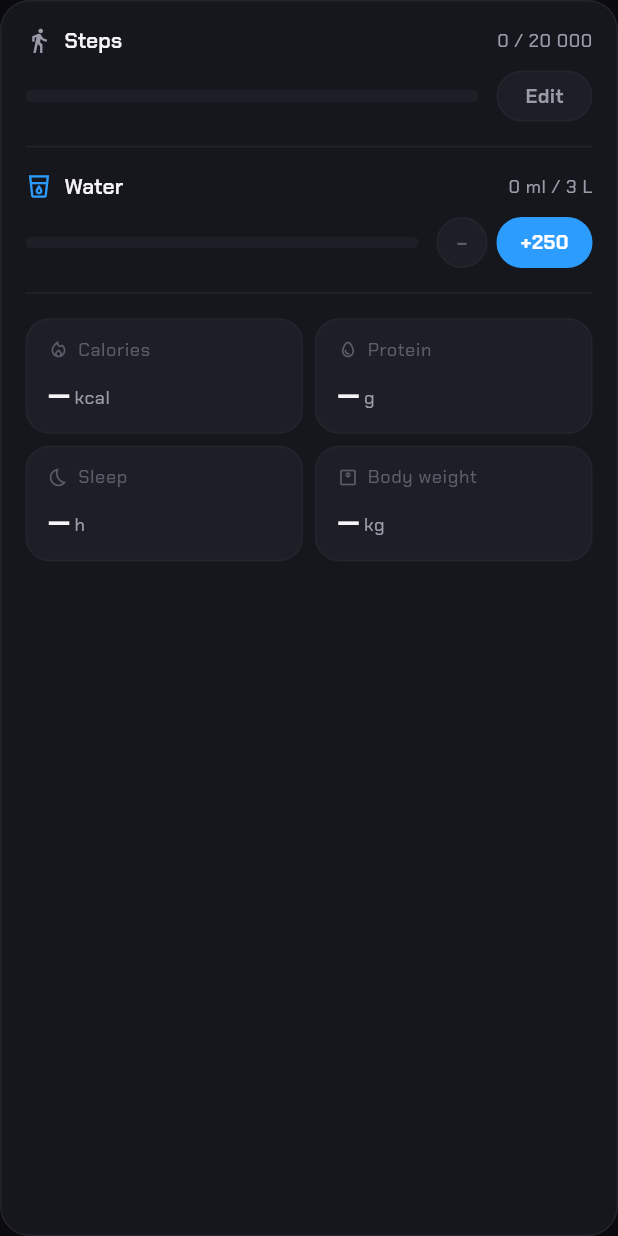
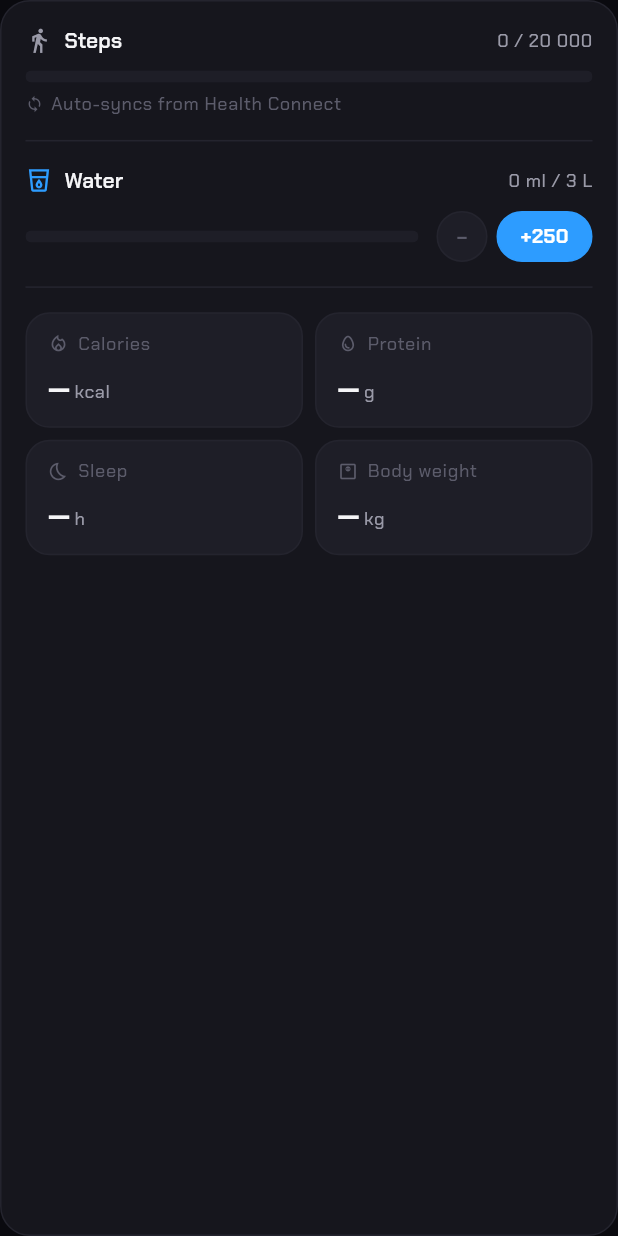
Before and after one commit to ImranJeferly/ironlog, a Flutter app: the DailyMetricsCard widget shown alone on an empty page, opened directly, on a phone screen of 412 x 824 dp. Run offline on Flutter 3.47's test engine with Material 3 defaults, Android fonts, the phone set to English and light mode, and no system bars; our stand-ins replace cloud_firestore, connectivity_plus, drift, drift_flutter, firebase_auth, firebase_core and 8 more; missing offline and left inert: health; accounts and stored records are empty; generated files the repository leaves out were written again; network calls fail.

Commit message:
Make steps read-only: sync-only from Health Connect, no manual entry
Steps must always reflect the device's health store, so remove the
manual "Edit steps" affordance and the setSteps repository method — the
count can only come from Health Connect (Samsung Health / Fit) via
mergeFromHealth. Show a "Synced from Health Connect" caption and a
full-width progress bar toward the goal.

Also request Health permission and pull today's data immediately when
Health is toggled on in Settings, so syncing starts without waiting for
the next launch (auto-sync on launch/resume already lives in AppShell).

Co-Authored-By: Claude Opus 4.8 <noreply@anthropic.com>
Claude-Session: https://claude.ai/code/session_0128VVqX2LjZ82YCP7B53TQw

```diff
--- a/lib/app/providers.dart
+++ b/lib/app/providers.dart
@@ -95,7 +95,17 @@ class SettingsController extends Notifier<AppSettings> {
 
   Future<void> setSyncEnabled(bool on) => _repo.setSyncEnabled(on);
 
-  Future<void> setHealthEnabled(bool on) => _repo.setHealthEnabled(on);
+  Future<void> setHealthEnabled(bool on) async {
+    await _repo.setHealthEnabled(on);
+    // Turning Health on should immediately connect and pull today's numbers,
+    // so steps start syncing without waiting for the next app launch.
+    if (on) {
+      final health = ref.read(healthServiceProvider);
+      if (await health.requestPermissions()) {
+        await health.syncToday();
+      }
+    }
+  }
 
   Future<void> setStepGoal(int steps) => _repo.setStepGoal(steps);
 
--- a/lib/data/repositories/metrics_repository.dart
+++ b/lib/data/repositories/metrics_repository.dart
@@ -82,8 +82,9 @@ class MetricsRepository {
   Future<void> setSleep(DateTime date, double? hours) =>
       upsert(date, sleepHours: Value(hours), sleepFromHealth: const Value(false));
 
-  Future<void> setSteps(DateTime date, int? steps) =>
-      upsert(date, steps: Value(steps), stepsFromHealth: const Value(false));
+  // Steps are intentionally read-only in the UI: they are always sourced from
+  // the platform health store (Health Connect / Samsung Health) via
+  // [mergeFromHealth], never entered by hand.
 
   /// Writes Health-sourced values without clobbering anything typed in by hand.
   Future<void> mergeFromHealth(
--- a/lib/features/home/daily_metrics_card.dart
+++ b/lib/features/home/daily_metrics_card.dart
@@ -6,6 +6,7 @@ import '../../core/theme/app_colors.dart';
 import '../../core/theme/app_theme.dart';
 import '../../core/utils/format.dart';
 import '../../core/utils/haptics.dart';
+import '../../data/health/health_service.dart';
 import '../../data/repositories/metrics_repository.dart';
 import '../../widgets/app_card.dart';
 import '../../widgets/buttons.dart';
@@ -36,7 +37,9 @@ class DailyMetricsCard extends ConsumerWidget {
       child: Column(
         crossAxisAlignment: CrossAxisAlignment.start,
         children: [
-          // ---- steps (Health Connect / Samsung Health, editable) ----
+          // ---- steps (auto-synced from Health Connect / Samsung Health) ----
+          // Read-only on purpose: steps always come from the device's health
+          // store, never typed in, so the count can't drift from reality.
           Row(
             children: [
               Icon(
@@ -56,10 +59,7 @@ class DailyMetricsCard extends ConsumerWidget {
             ],
           ),
           const SizedBox(height: 10),
-          Row(
-            children: [
-              Expanded(
-                child: ClipRRect(
+          ClipRRect(
             borderRadius: BorderRadius.circular(999),
             child: TweenAnimationBuilder<double>(
               tween: Tween(
@@ -76,20 +76,17 @@ class DailyMetricsCard extends ConsumerWidget {
               ),
             ),
           ),
-              ),
-              const SizedBox(width: 12),
-              _MiniButton(
-                label: 'Edit',
-                wide: true,
-                onTap: () => _editInt(
-                  context,
-                  title: 'Steps',
-                  suffix: 'steps',
-                  initial: steps ?? stepGoal,
-                  min: 0,
-                  max: 100000,
-                  step: 100,
-                  onSave: (v) => repo.setSteps(date, v),
+          const SizedBox(height: 6),
+          Row(
+            children: [
+              const Icon(Icons.sync, size: 12, color: AppColors.textTertiary),
+              const SizedBox(width: 5),
+              Text(
+                steps == null
+                    ? 'Auto-syncs from ${HealthService.providerName}'
+                    : 'Synced from ${HealthService.providerName}',
+                style: theme.textTheme.bodySmall?.copyWith(
+                  color: AppColors.textTertiary,
                 ),
               ),
             ],
```
Lines whose indentation alone changed are shown as unchanged.
